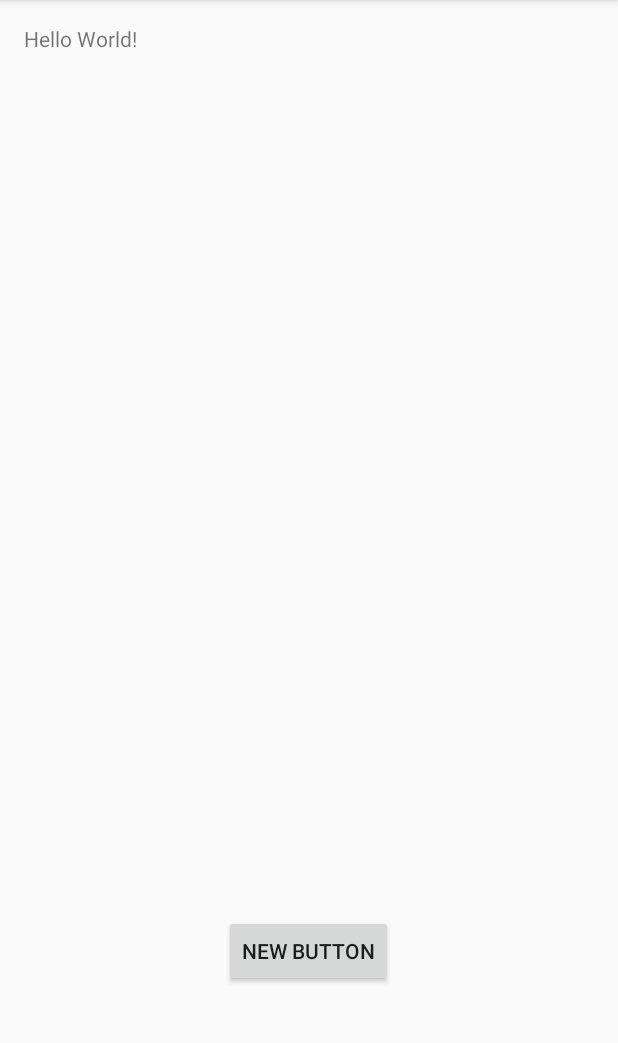
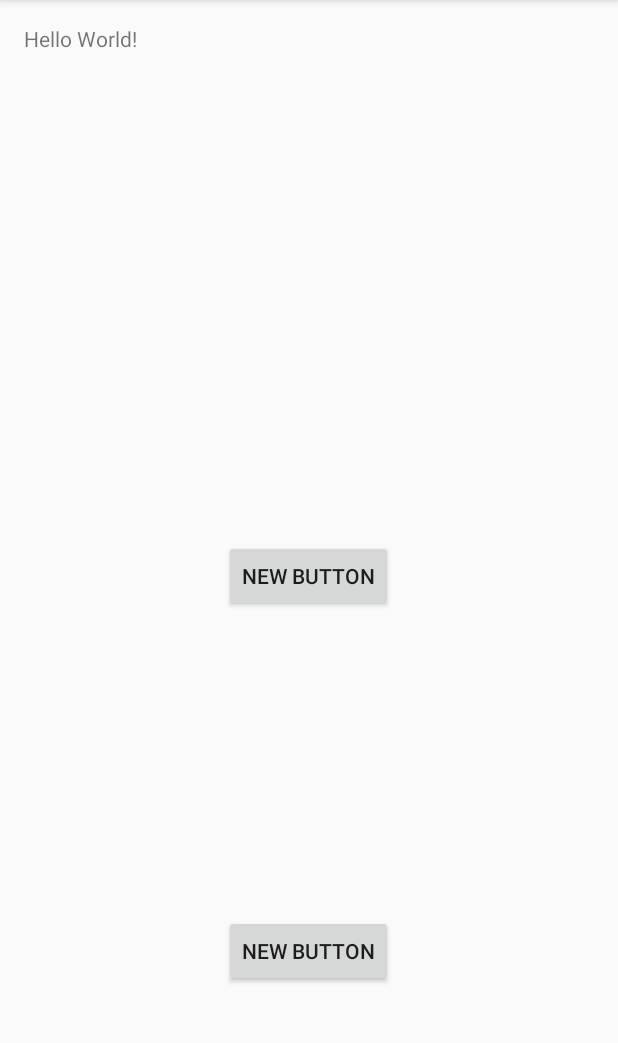
Before and after one commit to Mychika/Android, an Android app: the screen it shows after launch (MainActivity), on a phone screen of 412 x 824 dp, the part 84-1127 px from its top. Run offline under Robolectric (Android 15) with nearby library versions, the phone set to English and light mode, and no system bars.

Commit message:
Added test button to main activity

```diff
--- a/ANDROID_FOUCRIER_PLAISANT/app/src/main/res/layout/activity_main.xml
+++ b/ANDROID_FOUCRIER_PLAISANT/app/src/main/res/layout/activity_main.xml
@@ -18,4 +18,12 @@
         android:layout_alignParentBottom="true"
         android:layout_centerHorizontal="true"
         android:layout_marginBottom="94dp" />
+
+    <Button
+        android:layout_width="wrap_content"
+        android:layout_height="wrap_content"
+        android:text="New Button"
+        android:id="@+id/button2"
+        android:layout_centerVertical="true"
+        android:layout_centerHorizontal="true" />
 </RelativeLayout>
```
